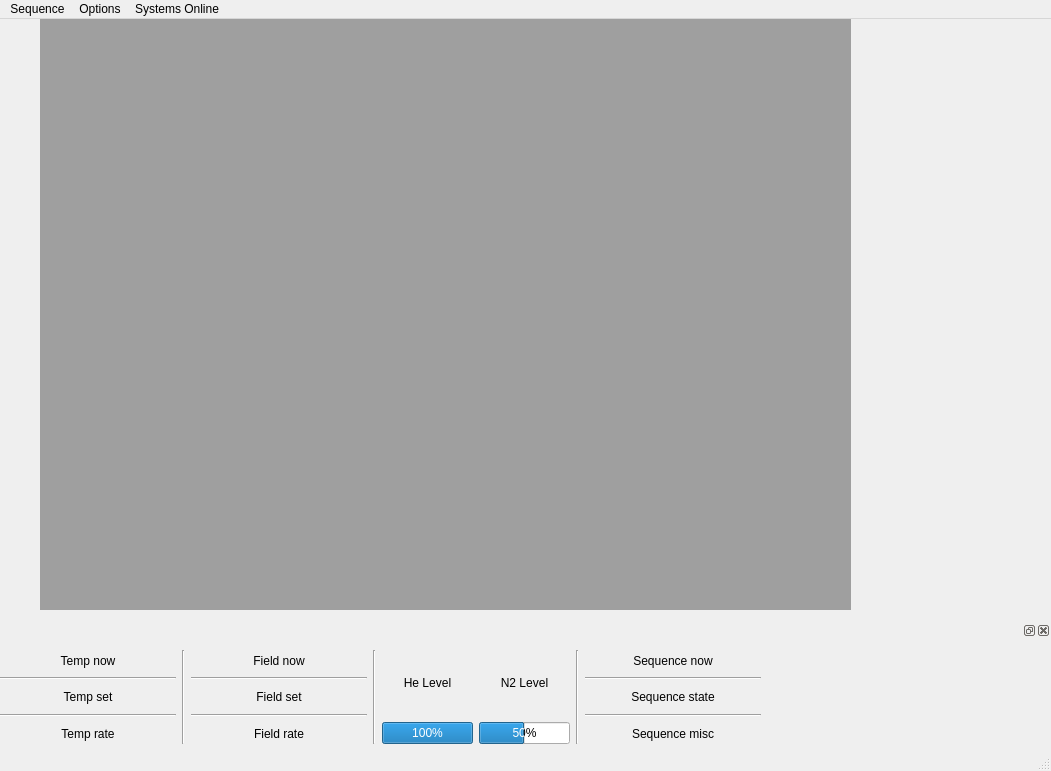
This is configurations/Cryostat GUI.ui in Cryostat-GUI/Cryostat-GUI as Qt 5 draws it before an edit. The edited form follows.
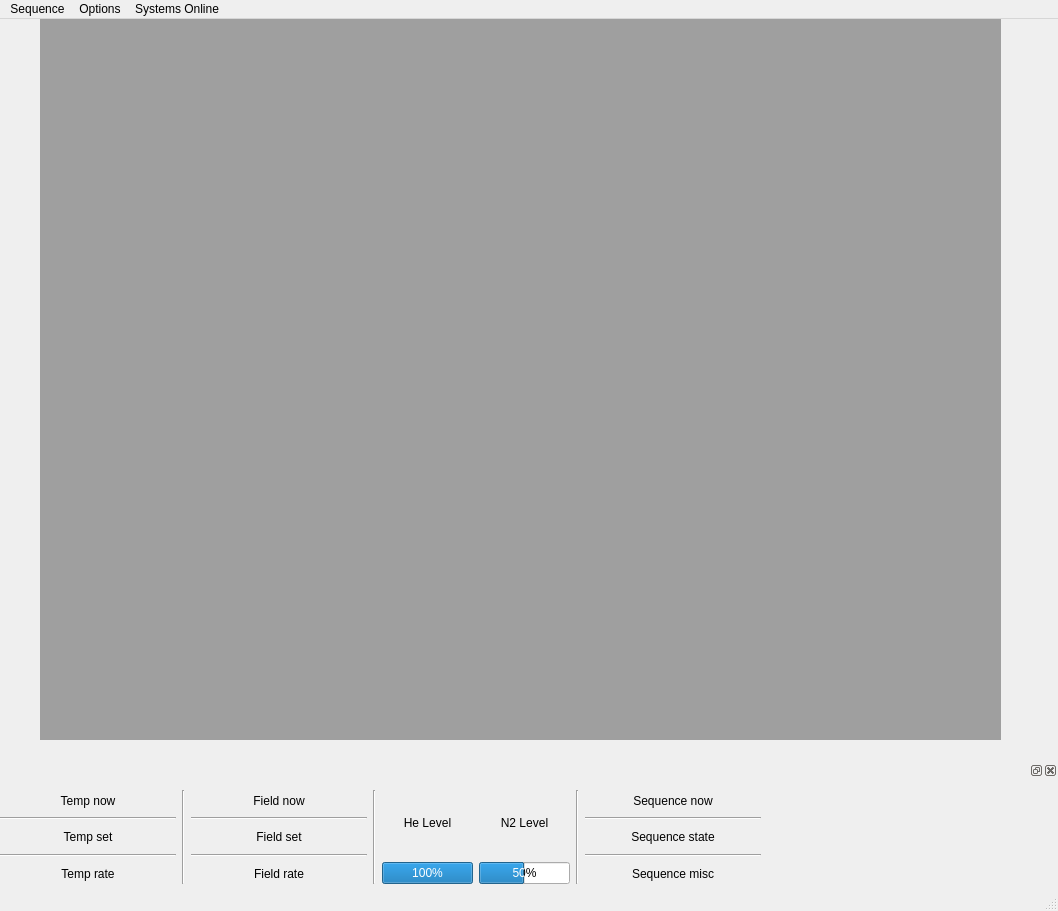
This is the edited form.

```diff
--- a/configurations/Cryostat GUI.ui
+++ b/configurations/Cryostat GUI.ui
@@ -6,8 +6,8 @@
    <rect>
     <x>0</x>
     <y>0</y>
-    <width>1051</width>
-    <height>771</height>
+    <width>1058</width>
+    <height>911</height>
    </rect>
   </property>
   <property name="windowTitle">
@@ -19,8 +19,8 @@
      <rect>
       <x>40</x>
       <y>0</y>
-      <width>811</width>
-      <height>591</height>
+      <width>961</width>
+      <height>721</height>
      </rect>
     </property>
     <property name="mouseTracking">
@@ -44,7 +44,7 @@
     <rect>
      <x>0</x>
      <y>0</y>
-     <width>1051</width>
+     <width>1058</width>
      <height>21</height>
     </rect>
    </property>
```
Left out of the diff: 1 changed line with no effect on the pictures.
